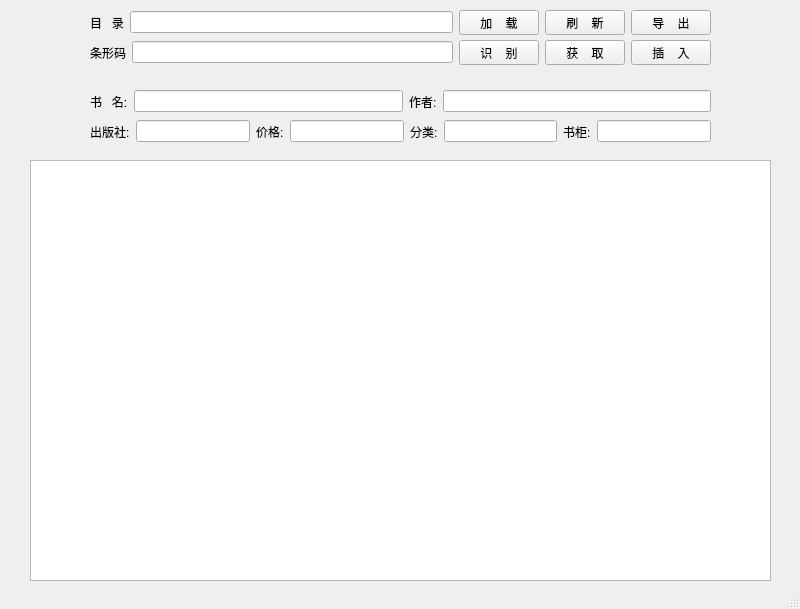
Before: the Qt Designer form tools/BookList.ui in etony/myPyTool, drawn with Qt 5.
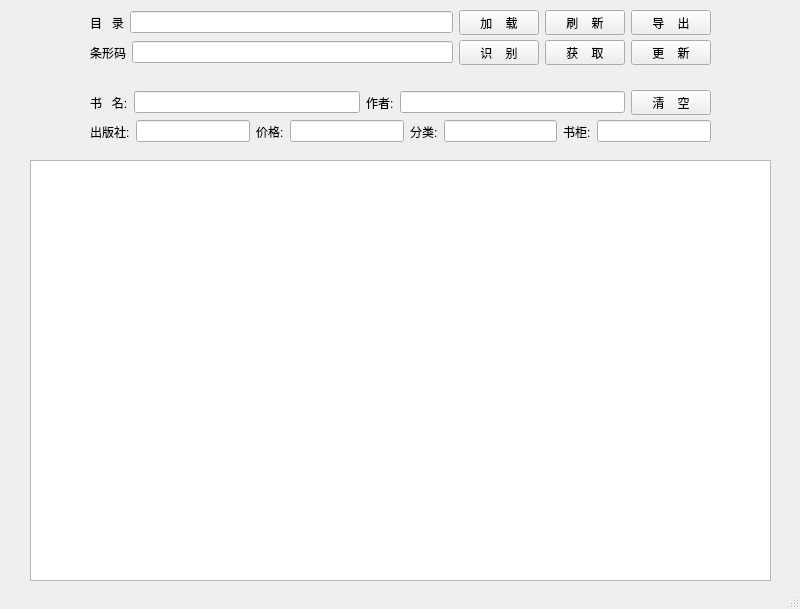
After: the same form once the commit is applied.

```diff
--- a/tools/BookList.ui
+++ b/tools/BookList.ui
@@ -79,7 +79,7 @@
       <x>90</x>
       <y>90</y>
       <width>621</width>
-      <height>23</height>
+      <height>25</height>
      </rect>
     </property>
     <layout class="QHBoxLayout" name="horizontalLayout_3">
@@ -103,6 +103,13 @@
      <item>
       <widget class="QLineEdit" name="le_bookauthor"/>
      </item>
+     <item>
+      <widget class="QPushButton" name="pb_clear">
+       <property name="text">
+        <string>清    空</string>
+       </property>
+      </widget>
+     </item>
     </layout>
    </widget>
    <widget class="QWidget" name="layoutWidget">
@@ -194,7 +201,7 @@
      <item>
       <widget class="QPushButton" name="pb_insert">
        <property name="text">
-        <string>插    入</string>
+        <string>更    新</string>
        </property>
       </widget>
      </item>
```
Left out of the diff: 24 changed lines with no effect on the pictures.
